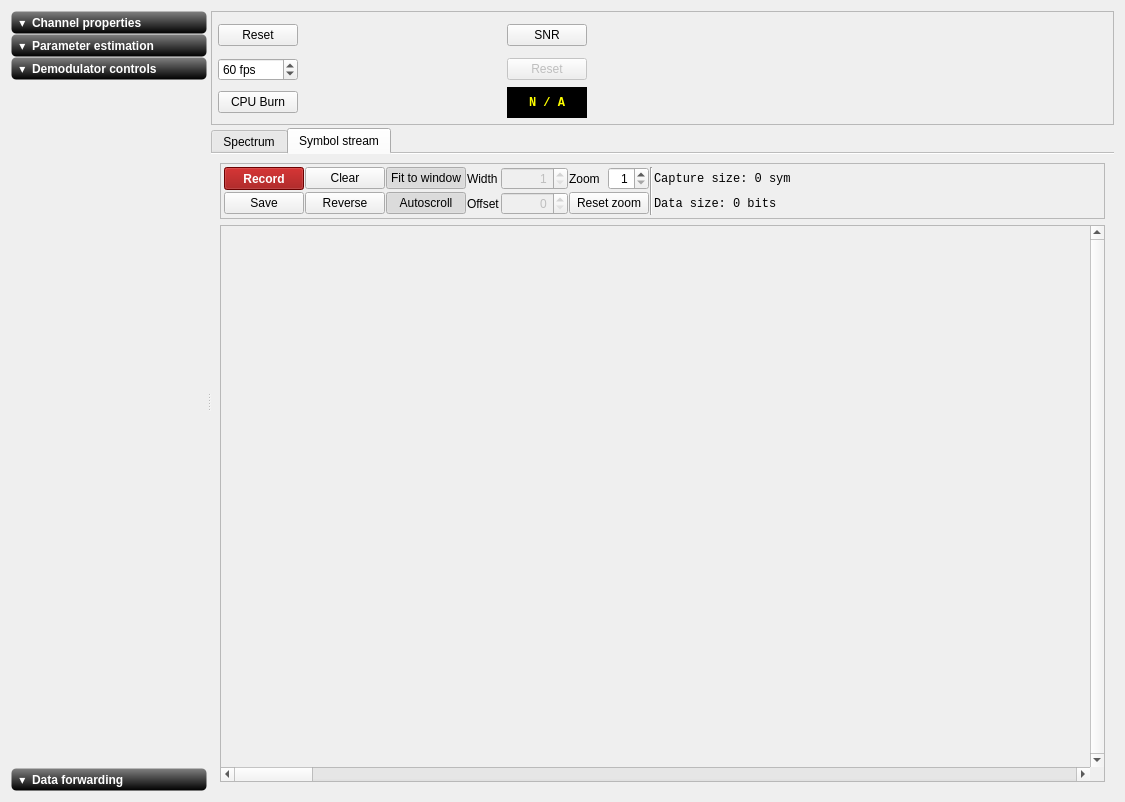
This is ui/Inspector.ui in BatchDrake/SigDigger as Qt 5 draws it before an edit. The edited form follows.
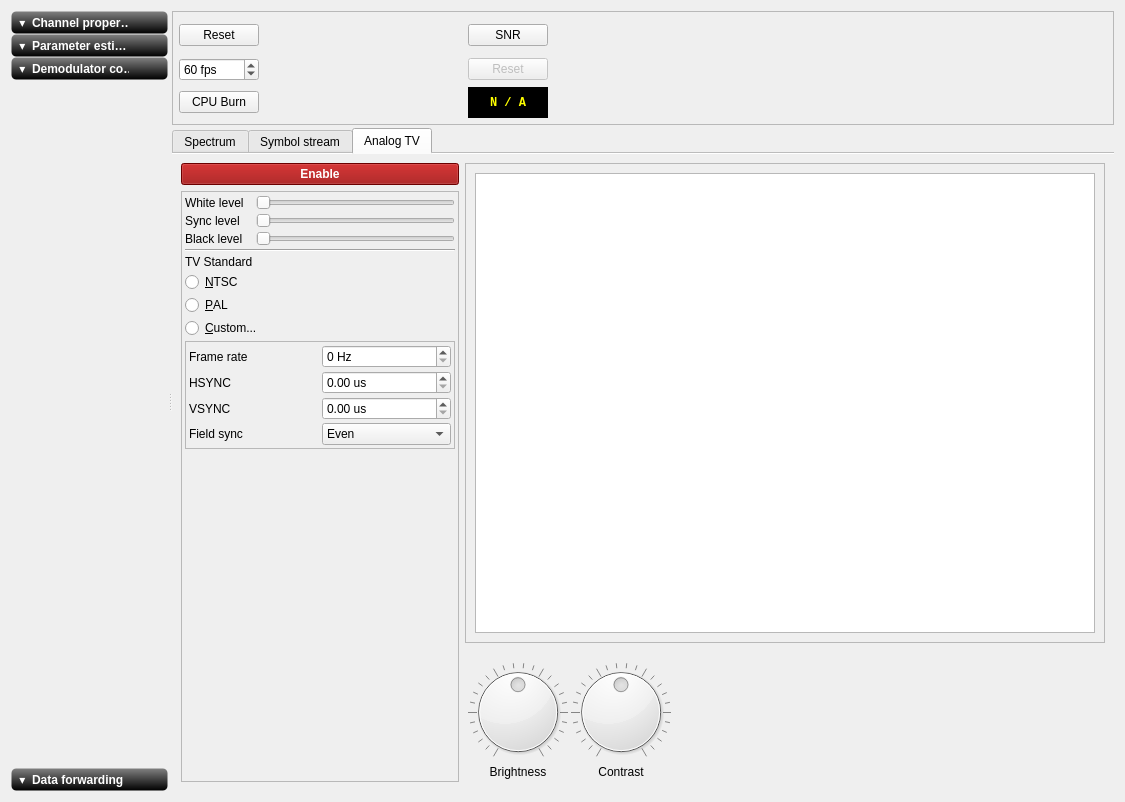
This is the edited form. Custom widgets are drawn as their Qt base class.

Commit message: First temptative UI for video demod

Diff of the .ui file:
```diff
--- a/ui/Inspector.ui
+++ b/ui/Inspector.ui
@@ -276,8 +276,8 @@
         <rect>
          <x>0</x>
          <y>0</y>
-         <width>198</width>
-         <height>692</height>
+         <width>203</width>
+         <height>672</height>
         </rect>
        </property>
        <property name="sizePolicy">
@@ -339,8 +339,8 @@
             <rect>
              <x>0</x>
              <y>0</y>
-             <width>198</width>
-             <height>692</height>
+             <width>203</width>
+             <height>672</height>
             </rect>
            </property>
            <property name="sizePolicy">
@@ -627,7 +627,7 @@
        <item row="1" column="0">
         <widget class="QTabWidget" name="tabWidget">
          <property name="currentIndex">
-          <number>1</number>
+          <number>2</number>
          </property>
          <property name="documentMode">
           <bool>true</bool>
@@ -1122,6 +1122,362 @@
            </item>
           </layout>
          </widget>
+         <widget class="QWidget" name="analogTvTab">
+          <attribute name="title">
+           <string>Analog TV</string>
+          </attribute>
+          <layout class="QGridLayout" name="gridLayout_14">
+           <item row="3" column="1">
+            <widget class="QWidget" name="widget_3" native="true">
+             <layout class="QGridLayout" name="gridLayout_16">
+              <property name="leftMargin">
+               <number>3</number>
+              </property>
+              <property name="topMargin">
+               <number>3</number>
+              </property>
+              <property name="rightMargin">
+               <number>3</number>
+              </property>
+              <property name="bottomMargin">
+               <number>3</number>
+              </property>
+              <property name="spacing">
+               <number>3</number>
+              </property>
+              <item row="0" column="2">
+               <widget class="QDial" name="dial_2">
+                <property name="maximum">
+                 <number>100</number>
+                </property>
+                <property name="value">
+                 <number>50</number>
+                </property>
+                <property name="notchesVisible">
+                 <bool>true</bool>
+                </property>
+               </widget>
+              </item>
+              <item row="0" column="0">
+               <widget class="QDial" name="dial">
+                <property name="maximum">
+                 <number>100</number>
+                </property>
+                <property name="value">
+                 <number>50</number>
+                </property>
+                <property name="invertedAppearance">
+                 <bool>false</bool>
+                </property>
+                <property name="invertedControls">
+                 <bool>false</bool>
+                </property>
+                <property name="notchesVisible">
+                 <bool>true</bool>
+                </property>
+               </widget>
+              </item>
+              <item row="1" column="0">
+               <widget class="QLabel" name="label_13">
+                <property name="text">
+                 <string>Brightness</string>
+                </property>
+                <property name="alignment">
+                 <set>Qt::AlignCenter</set>
+                </property>
+               </widget>
+              </item>
+              <item row="1" column="2">
+               <widget class="QLabel" name="label_14">
+                <property name="text">
+                 <string>Contrast</string>
+                </property>
+                <property name="alignment">
+                 <set>Qt::AlignCenter</set>
+                </property>
+               </widget>
+              </item>
+              <item row="0" column="3">
+               <spacer name="horizontalSpacer">
+                <property name="orientation">
+                 <enum>Qt::Horizontal</enum>
+                </property>
+                <property name="sizeHint" stdset="0">
+                 <size>
+                  <width>40</width>
+                  <height>20</height>
+                 </size>
+                </property>
+               </spacer>
+              </item>
+             </layout>
+            </widget>
+           </item>
+           <item row="0" column="0">
+            <widget class="QPushButton" name="enableTvButton">
+             <property name="sizePolicy">
+              <sizepolicy hsizetype="Minimum" vsizetype="Maximum">
+               <horstretch>0</horstretch>
+               <verstretch>0</verstretch>
+              </sizepolicy>
+             </property>
+             <property name="font">
+              <font>
+               <weight>75</weight>
+               <bold>true</bold>
+              </font>
+             </property>
+             <property name="styleSheet">
+              <string notr="true">background-color: #960000;
+color: white;</string>
+             </property>
+             <property name="text">
+              <string>Enable</string>
+             </property>
+             <property name="checkable">
+              <bool>true</bool>
+             </property>
+            </widget>
+           </item>
+           <item row="0" column="1" rowspan="2">
+            <widget class="QFrame" name="tvFrame">
+             <property name="sizePolicy">
+              <sizepolicy hsizetype="Fixed" vsizetype="Fixed">
+               <horstretch>0</horstretch>
+               <verstretch>0</verstretch>
+              </sizepolicy>
+             </property>
+             <property name="minimumSize">
+              <size>
+               <width>640</width>
+               <height>480</height>
+              </size>
+             </property>
+             <property name="frameShape">
+              <enum>QFrame::StyledPanel</enum>
+             </property>
+             <property name="frameShadow">
+              <enum>QFrame::Raised</enum>
+             </property>
+             <layout class="QGridLayout" name="gridLayout_13">
+              <item row="0" column="0">
+               <widget class="QGraphicsView" name="graphicsView"/>
+              </item>
+             </layout>
+            </widget>
+           </item>
+           <item row="1" column="0" rowspan="3">
+            <widget class="QFrame" name="frame_5">
+             <property name="frameShape">
+              <enum>QFrame::StyledPanel</enum>
+             </property>
+             <property name="frameShadow">
+              <enum>QFrame::Raised</enum>
+             </property>
+             <layout class="QGridLayout" name="gridLayout_12">
+              <property name="leftMargin">
+               <number>3</number>
+              </property>
+              <property name="topMargin">
+               <number>3</number>
+              </property>
+              <property name="rightMargin">
+               <number>3</number>
+              </property>
+              <property name="bottomMargin">
+               <number>3</number>
+              </property>
+              <property name="spacing">
+               <number>3</number>
+              </property>
+              <item row="12" column="0" colspan="2">
+               <widget class="QRadioButton" name="radioButton_3">
+                <property name="text">
+                 <string>&amp;Custom...</string>
+                </property>
+               </widget>
+              </item>
+              <item row="13" column="0" colspan="2">
+               <widget class="QFrame" name="frame_6">
+                <property name="frameShape">
+                 <enum>QFrame::StyledPanel</enum>
+                </property>
+                <property name="frameShadow">
+                 <enum>QFrame::Raised</enum>
+                </property>
+                <layout class="QGridLayout" name="gridLayout_15">
+                 <property name="leftMargin">
+                  <number>3</number>
+                 </property>
+                 <property name="topMargin">
+                  <number>3</number>
+                 </property>
+                 <property name="rightMargin">
+                  <number>3</number>
+                 </property>
+                 <property name="bottomMargin">
+                  <number>3</number>
+                 </property>
+                 <property name="spacing">
+                  <number>3</number>
+                 </property>
+                 <item row="1" column="0">
+                  <widget class="QLabel" name="label_17">
+                   <property name="text">
+                    <string>HSYNC</string>
+                   </property>
+                  </widget>
+                 </item>
+                 <item row="2" column="1">
+                  <widget class="QDoubleSpinBox" name="doubleSpinBox_2">
+                   <property name="suffix">
+                    <string> us</string>
+                   </property>
+                  </widget>
+                 </item>
+                 <item row="0" column="0">
+                  <widget class="QLabel" name="label_16">
+                   <property name="text">
+                    <string>Frame rate</string>
+                   </property>
+                  </widget>
+                 </item>
+                 <item row="1" column="1">
+                  <widget class="QDoubleSpinBox" name="doubleSpinBox">
+                   <property name="suffix">
+                    <string> us</string>
+                   </property>
+                  </widget>
+                 </item>
+                 <item row="0" column="1">
+                  <widget class="QSpinBox" name="spinBox">
+                   <property name="suffix">
+                    <string> Hz</string>
+                   </property>
+                   <property name="prefix">
+                    <string/>
+                   </property>
+                  </widget>
+                 </item>
+                 <item row="2" column="0">
+                  <widget class="QLabel" name="label_18">
+                   <property name="text">
+                    <string>VSYNC</string>
+                   </property>
+                  </widget>
+                 </item>
+                 <item row="3" column="0">
+                  <widget class="QLabel" name="label_19">
+                   <property name="text">
+                    <string>Field sync</string>
+                   </property>
+                  </widget>
+                 </item>
+                 <item row="3" column="1">
+                  <widget class="QComboBox" name="comboBox">
+                   <item>
+                    <property name="text">
+                     <string>Even</string>
+                    </property>
+                   </item>
+                   <item>
+                    <property name="text">
+                     <string>Odd</string>
+                    </property>
+                   </item>
+                  </widget>
+                 </item>
+                </layout>
+               </widget>
+              </item>
+              <item row="6" column="1">
+               <widget class="QSlider" name="horizontalSlider">
+                <property name="orientation">
+                 <enum>Qt::Horizontal</enum>
+                </property>
+               </widget>
+              </item>
+              <item row="2" column="0">
+               <widget class="QLabel" name="label_11">
+                <property name="text">
+                 <string>White level</string>
+                </property>
+               </widget>
+              </item>
+              <item row="6" column="0">
+               <widget class="QLabel" name="label_10">
+                <property name="text">
+                 <string>Sync level</string>
+                </property>
+               </widget>
+              </item>
+              <item row="11" column="0" colspan="2">
+               <widget class="QRadioButton" name="radioButton_2">
+                <property name="text">
+                 <string>&amp;PAL</string>
+                </property>
+               </widget>
+              </item>
+              <item row="10" column="0" colspan="2">
+               <widget class="QRadioButton" name="radioButton">
+                <property name="text">
+                 <string>&amp;NTSC</string>
+                </property>
+               </widget>
+              </item>
+              <item row="2" column="1">
+               <widget class="QSlider" name="horizontalSlider_2">
+                <property name="orientation">
+                 <enum>Qt::Horizontal</enum>
+                </property>
+               </widget>
+              </item>
+              <item row="7" column="0">
+               <widget class="QLabel" name="label_12">
+                <property name="text">
+                 <string>Black level</string>
+                </property>
+               </widget>
+              </item>
+              <item row="7" column="1">
+               <widget class="QSlider" name="horizontalSlider_3">
+                <property name="orientation">
+                 <enum>Qt::Horizontal</enum>
+                </property>
+               </widget>
+              </item>
+              <item row="18" column="0">
+               <spacer name="verticalSpacer_2">
+                <property name="orientation">
+                 <enum>Qt::Vertical</enum>
+                </property>
+                <property name="sizeHint" stdset="0">
+                 <size>
+                  <width>20</width>
+                  <height>40</height>
+                 </size>
+                </property>
+               </spacer>
+              </item>
+              <item row="9" column="0">
+               <widget class="QLabel" name="label_15">
+                <property name="text">
+                 <string>TV Standard</string>
+                </property>
+               </widget>
+              </item>
+              <item row="8" column="0" colspan="2">
+               <widget class="Line" name="line_2">
+                <property name="orientation">
+                 <enum>Qt::Horizontal</enum>
+                </property>
+               </widget>
+              </item>
+             </layout>
+            </widget>
+           </item>
+          </layout>
+         </widget>
         </widget>
        </item>
       </layout>
```
Left out of the diff: 16 changed lines with no effect on the pictures.
